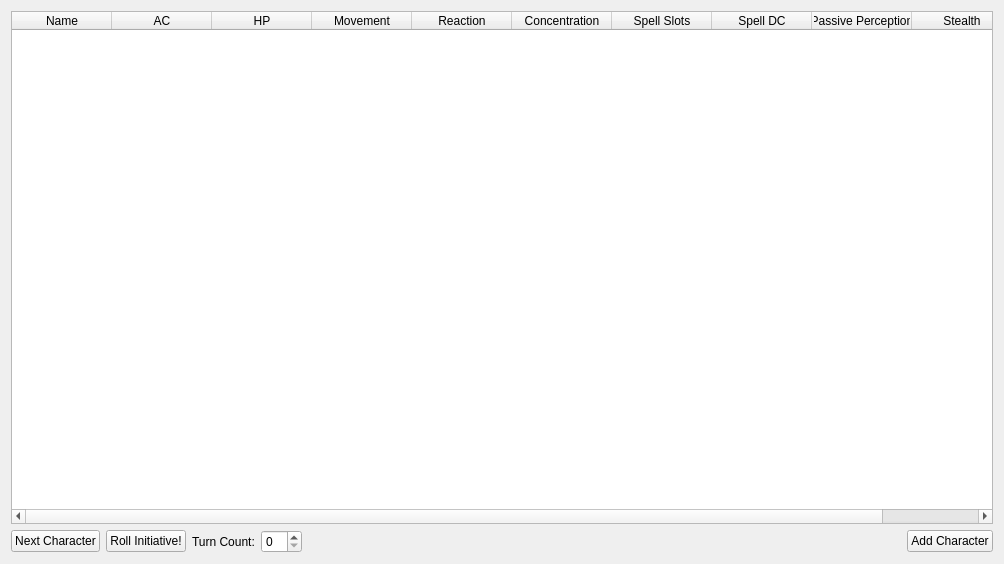
Qt form UI/character_widget.ui (Toeger/DnDtracker) before a commit.
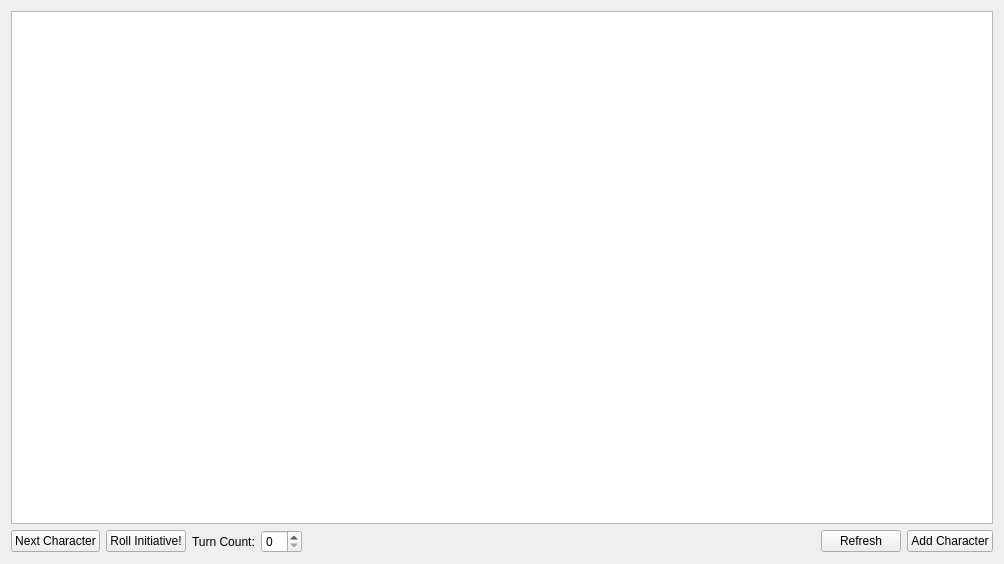
The same form after that commit.

Commit message: Saving current character screen.

```diff
--- a/UI/character_widget.ui
+++ b/UI/character_widget.ui
@@ -22,62 +22,9 @@
      <attribute name="horizontalHeaderHighlightSections">
       <bool>false</bool>
      </attribute>
-     <attribute name="horizontalHeaderStretchLastSection">
-      <bool>true</bool>
-     </attribute>
      <attribute name="verticalHeaderVisible">
       <bool>false</bool>
      </attribute>
-     <column>
-      <property name="text">
-       <string>Name</string>
-      </property>
-     </column>
-     <column>
-      <property name="text">
-       <string>AC</string>
-      </property>
-     </column>
-     <column>
-      <property name="text">
-       <string>HP</string>
-      </property>
-     </column>
-     <column>
-      <property name="text">
-       <string>Movement</string>
-      </property>
-     </column>
-     <column>
-      <property name="text">
-       <string>Reaction</string>
-      </property>
-     </column>
-     <column>
-      <property name="text">
-       <string>Concentration</string>
-      </property>
-     </column>
-     <column>
-      <property name="text">
-       <string>Spell Slots</string>
-      </property>
-     </column>
-     <column>
-      <property name="text">
-       <string>Spell DC</string>
-      </property>
-     </column>
-     <column>
-      <property name="text">
-       <string>Passive Perception</string>
-      </property>
-     </column>
-     <column>
-      <property name="text">
-       <string>Stealth</string>
-      </property>
-     </column>
     </widget>
    </item>
    <item>
@@ -119,6 +66,13 @@
        </property>
       </spacer>
      </item>
+     <item>
+      <widget class="QPushButton" name="refresh_button">
+       <property name="text">
+        <string>Refresh</string>
+       </property>
+      </widget>
+     </item>
      <item>
       <widget class="QPushButton" name="add_character_button">
        <property name="text">
```
Left out of the diff: 3 changed lines with no effect on the pictures. The commit also changes 7 other files.
